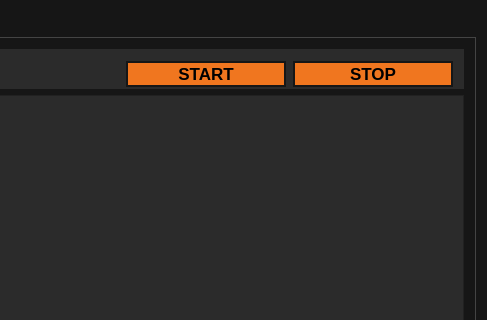
Old version of the form src/ui/mainwindow.ui in the repository BortonGo/TradeSoft; both pictures show x 680 to 1167 and y 0 to 320 of the 1167 by 619 pixel window.
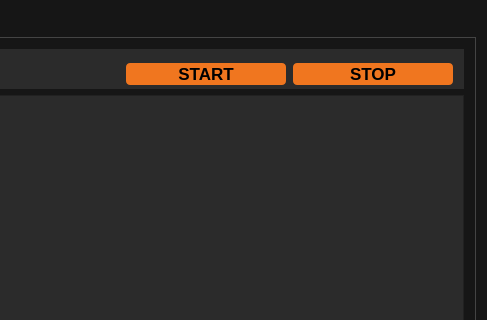
New version of the form. The open tabs and pages were chosen to show the change. Custom widgets are drawn as their Qt base class.

Commit message: Small fixes to tab 'Strategy'

Patch:
```diff
--- a/src/ui/mainwindow.ui
+++ b/src/ui/mainwindow.ui
@@ -35,7 +35,6 @@
 
 QPushButton {
 	background-color: rgb(255, 124, 17);
-    border: 2px solid rgb(22, 22, 22);
     padding: 1px 1px;
 }
 </string>
@@ -323,8 +322,9 @@
                </property>
                <property name="styleSheet">
                 <string notr="true">background-color: rgb(240, 118, 31);
-border: 2 px rgn(40, 40, 40);
-color: rgb(0, 0, 0);</string>
+color: rgb(0, 0, 0);
+border-radius: 4px;
+</string>
                </property>
                <property name="text">
                 <string>START</string>
@@ -354,8 +354,8 @@
                </property>
                <property name="styleSheet">
                 <string notr="true">background-color: rgb(240, 118, 31);
-border: 2 px rgn(40, 40, 40);
-color: rgb(0, 0, 0);</string>
+color: rgb(0, 0, 0);
+border-radius: 4px;</string>
                </property>
                <property name="text">
                 <string>STOP</string>
```
Left out of the diff: 11 changed lines with no effect on the pictures.
